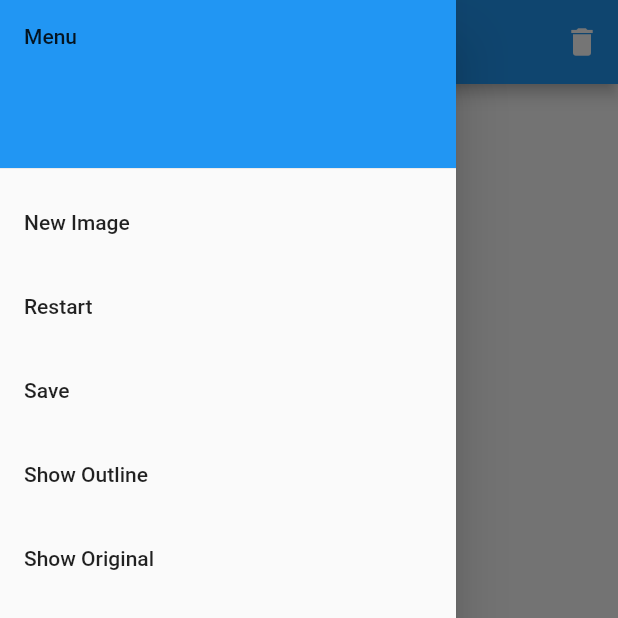
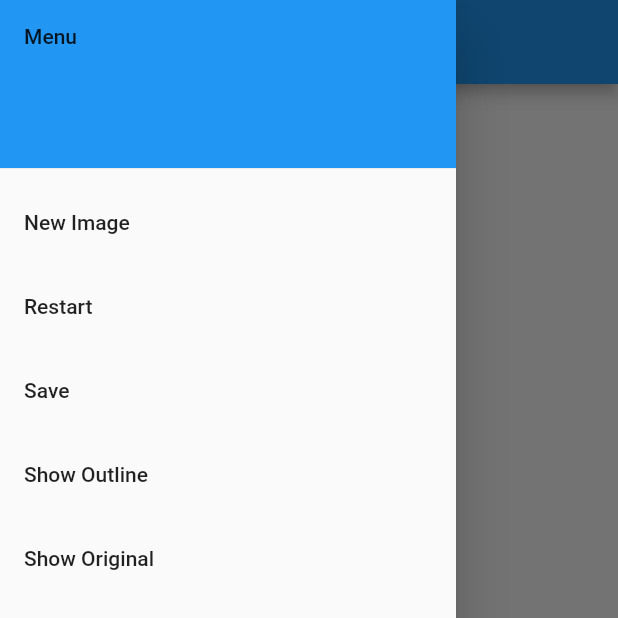
Before and after one commit to JephteyAdolphe/color-find, a Flutter app: the screen it shows after launch, with the side drawer open, on a phone screen of 412 x 824 dp, the top half of it. Run offline on Flutter 3.47's test engine with Material 2 defaults, Android fonts, the light colour scheme and no system bars.

Commit message:
Add files via upload

```diff
--- /dev/null
+++ b/App/app_code/lib/globals.dart
@@ -0,0 +1,16 @@
+library app_code.globals;
+import 'package:flutter/rendering.dart';
+import 'package:flutter/material.dart';
+
+
+List<ColorRecord> records = []; //record of all colors
+
+class ColorRecord {
+    Offset point;
+    Paint colorRecord;
+
+    ColorRecord({this.point, this.colorRecord});
+
+}
+
+Color activeColor = Colors.black26; //globally selected/current color
--- a/App/app_code/lib/main.dart
+++ b/App/app_code/lib/main.dart
@@ -1,14 +1,13 @@
 import 'dart:ui';
 
-import 'package:flutter/cupertino.dart';
 import 'package:flutter/material.dart';
 import 'package:flutter/rendering.dart';
 import 'package:app_code/palette.dart';
 import 'menu.dart';
 import 'canvas.dart';
+import 'globals.dart' as globals;
 
-Color activeColor = Colors.black26;
-List<ColorRecord> points = [];
+
 int selectedLayer = -1;
 // Maybe find a way to import widgets from separate files so that theres not too much code in this main one
 
@@ -34,12 +33,7 @@ class MyApp extends StatelessWidget {
   }
 }
 
-class ColorRecord {
-  Offset point;
-  Paint colorRecord;
 
-  ColorRecord({this.point, this.colorRecord});
-}
 
 class DrawingBlock extends StatefulWidget {
   @override
@@ -56,52 +50,50 @@ class _DrawingBlockState extends State<DrawingBlock> {
   Widget build(BuildContext context) {
     return Scaffold(
       appBar: AppBar(
-        title: Text("Color Find"),
-        centerTitle: true,
-
-        // Canvas reset button (should maybe add undo (can implement a stack) button as well)
-        actions: <Widget>[
-          IconButton(
-              icon: Icon(Icons.delete),
-              tooltip: 'Reset Canvas',
-              onPressed: () {
-                /*showDialog(
-                  context: context,
-                  builder: (_) => CupertinoAlertDialog(
-                    title: Text('Reset Canvas?'),
-                    actions: [
-                      TextButton(
-                        child: Text('No'),
-                        onPressed: () {
-                          Navigator.pop(context);
-                        },
-                      ),
-                      TextButton(
-                        child: Text('Yes'),
-                        onPressed: () {
-                          points.clear();
-                          Navigator.pop(context);
-                          // Screen doesn't actually clear until another draw is attempted
-                        },
-                      ),
-                    ],
-                  ),
-                  barrierDismissible: true,
-                );*/
-                points.clear();
-              })
-        ],
+        title: Text('Test2'),
       ),
       drawer: getMenu(context),
+        /*
+      drawer: Drawer(
+        child: ListView(
+          children: [
+            ListTile(
+              title: Text('Blue'),
+              onTap: () {
+                activeColor = Colors.blue;
+              },
+            ),
+            ListTile(
+              title: Text('Black'),
+              onTap: () {
+                activeColor = Colors.black;
+              },
+            ),
+            ListTile(
+              title: Text('Red'),
+              onTap: () {
+                activeColor = Colors.red;
+              },
+            ),
+            ListTile(
+              title: Text('White'),
+              onTap: () {
+                activeColor = Colors.white;
+              },
+            ),
+          ],
+        ),
+      ),
+      */
       body: GestureDetector(
         onPanDown: (details) {
           this.setState(() {
             selectedLayer = 1; // where select a layer
-            points.add(ColorRecord(
+            globals.records.add(globals.ColorRecord(
                 // [1 , 2 ; 1 , 0]
                 point: details.localPosition,
                 colorRecord: Paint()
-                  ..color = activeColor
+                  ..color = globals.activeColor
                   ..strokeWidth = 2
                   ..strokeCap = StrokeCap.round));
           });
@@ -109,10 +101,10 @@ class _DrawingBlockState extends State<DrawingBlock> {
         onPanUpdate: (details) {
           this.setState(() {
             if (selectedLayer == 1)
-              points.add(ColorRecord(
+              globals.records.add(globals.ColorRecord(
                   point: details.localPosition,
                   colorRecord: Paint()
-                    ..color = activeColor
+                    ..color = globals.activeColor
                     ..strokeWidth = 2
                     ..strokeCap = StrokeCap.round));
           });
@@ -120,7 +112,7 @@ class _DrawingBlockState extends State<DrawingBlock> {
         onPanEnd: (details) {
           this.setState(() {
             selectedLayer = -1; // where deselect a layer
-            points.add(null);
+            globals.records.add(null);
           });
         },
         child: Stack(
@@ -128,7 +120,7 @@ class _DrawingBlockState extends State<DrawingBlock> {
             //borderRadius: BorderRadius.all(Radius.circular(20)),
             CustomPaint(
               painter: MyPainter(
-                points: points,
+                points: globals.records,
               ),
             ),
             Expanded(
@@ -156,7 +148,8 @@ class _DrawingBlockState extends State<DrawingBlock> {
 }
 
 class MyPainter extends CustomPainter {
-  List<ColorRecord> points;
+  List<globals.ColorRecord> points;
+
   MyPainter({this.points});
 
   @override
@@ -181,96 +174,3 @@ class MyPainter extends CustomPainter {
     return true;
   }
 }
-
-Widget getPalette(BuildContext context) {
-  return Container(
-      height: 60,
-      padding: EdgeInsets.only(top: 5),
-
-      // color buttons wrapped in listview so that we can scroll through them
-      child: ListView(
-        scrollDirection: Axis.horizontal,
-        children: <Widget>[
-          ElevatedButton(
-              onPressed: () {
-                activeColor = Colors.red;
-              },
-              child: null,
-              style: ButtonStyle(backgroundColor:
-                  MaterialStateProperty.resolveWith<Color>(
-                      (Set<MaterialState> states) {
-                return Colors.red;
-              }))),
-          ElevatedButton(
-              onPressed: () {
-                activeColor = Colors.orange;
-              },
-              child: null,
-              style: ButtonStyle(backgroundColor:
-                  MaterialStateProperty.resolveWith<Color>(
-                      (Set<MaterialState> states) {
-                return Colors.orange;
-              }))),
-          ElevatedButton(
-              onPressed: () {
-                activeColor = Colors.yellow;
-              },
-              child: null,
-              style: ButtonStyle(backgroundColor:
-                  MaterialStateProperty.resolveWith<Color>(
-                      (Set<MaterialState> states) {
-                return Colors.yellow;
-              }))),
-          ElevatedButton(
-              onPressed: () {
-                activeColor = Colors.green;
-              },
-              child: null,
-              style: ButtonStyle(backgroundColor:
-                  MaterialStateProperty.resolveWith<Color>(
-                      (Set<MaterialState> states) {
-                return Colors.green;
-              }))),
-          ElevatedButton(
-              onPressed: () {
-                activeColor = Colors.blue;
-              },
-              child: null,
-              style: ButtonStyle(backgroundColor:
-                  MaterialStateProperty.resolveWith<Color>(
-                      (Set<MaterialState> states) {
-                return Colors.blue;
-              }))),
-          ElevatedButton(
-              onPressed: () {
-                activeColor = Colors.indigo;
-              },
-              child: null,
-              style: ButtonStyle(backgroundColor:
-                  MaterialStateProperty.resolveWith<Color>(
-                      (Set<MaterialState> states) {
-                return Colors.indigo;
-              }))),
-          ElevatedButton(
-              onPressed: () {
-                activeColor = Colors.purple;
-              },
-              child: null,
-              style: ButtonStyle(backgroundColor:
-                  MaterialStateProperty.resolveWith<Color>(
-                      (Set<MaterialState> states) {
-                return Colors.purple;
-              }))),
-          ElevatedButton(
-              onPressed: () {
-                activeColor = Colors.pink;
-              },
-              child: null,
-              style: ButtonStyle(backgroundColor:
-                  MaterialStateProperty.resolveWith<Color>(
-                      (Set<MaterialState> states) {
-                return Colors.pink;
-              }))),
-        ],
-      ));
-}
--- a/App/app_code/lib/menu.dart
+++ b/App/app_code/lib/menu.dart
@@ -1,5 +1,6 @@
 import 'package:flutter/material.dart';
 import 'package:flutter/rendering.dart';
+import 'globals.dart' as globals;
 
 // Hamburger Menu where we list our action buttons
 
@@ -35,6 +36,7 @@ Widget getMenu(BuildContext context) {
           title: Text('Save'),
           onTap: () {
             // Go to page
+            globals.records.clear();
             Navigator.pop(context);
           },
         ),
```
Also changed, not shown: App/app_code/lib/palette.dart (+27 -16 lines).
